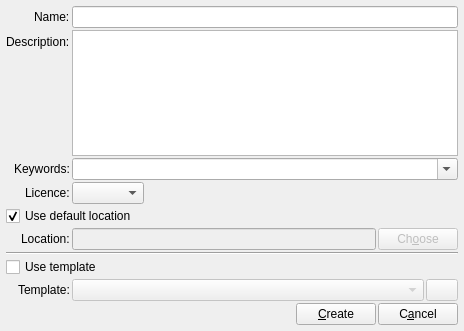
First picture: the form in resources/ui/dialogs/project.ui, repository prymatex/prymatex, before the edit.
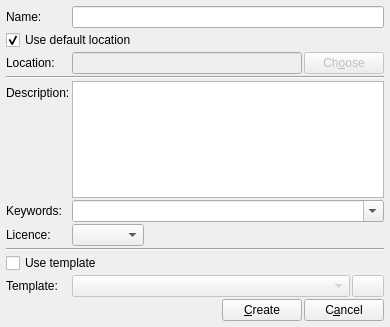
Second picture: the form after the edit. Icons and pictures are not drawn.

The edit to the form file:
```diff
--- a/resources/ui/dialogs/project.ui
+++ b/resources/ui/dialogs/project.ui
@@ -9,8 +9,8 @@
    <rect>
     <x>0</x>
     <y>0</y>
-    <width>464</width>
-    <height>331</height>
+    <width>390</width>
+    <height>327</height>
    </rect>
   </property>
   <property name="windowTitle">
@@ -32,15 +32,6 @@
      <property name="fieldGrowthPolicy">
       <enum>QFormLayout::ExpandingFieldsGrow</enum>
      </property>
-     <property name="labelAlignment">
-      <set>Qt::AlignRight|Qt::AlignTrailing|Qt::AlignVCenter</set>
-     </property>
-     <property name="horizontalSpacing">
-      <number>2</number>
-     </property>
-     <property name="verticalSpacing">
-      <number>2</number>
-     </property>
      <item row="0" column="0">
       <widget class="QLabel" name="label1">
        <property name="text">
@@ -48,27 +39,84 @@
        </property>
       </widget>
      </item>
+     <item row="3" column="0" colspan="2">
+      <widget class="Line" name="line_2">
+       <property name="orientation">
+        <enum>Qt::Horizontal</enum>
+       </property>
+      </widget>
+     </item>
      <item row="0" column="1">
       <widget class="QLineEdit" name="lineProjectName"/>
      </item>
-     <item row="1" column="0">
+     <item row="1" column="0" colspan="2">
+      <widget class="QCheckBox" name="checkBoxUseDefaultLocation">
+       <property name="text">
+        <string>Use default location</string>
+       </property>
+       <property name="checked">
+        <bool>true</bool>
+       </property>
+      </widget>
+     </item>
+     <item row="2" column="0">
+      <widget class="QLabel" name="label2">
+       <property name="text">
+        <string>Location:</string>
+       </property>
+      </widget>
+     </item>
+     <item row="2" column="1">
+      <layout class="QHBoxLayout" name="horizontalLayout_5">
+       <item>
+        <widget class="QLineEdit" name="lineLocation">
+         <property name="enabled">
+          <bool>false</bool>
+         </property>
+        </widget>
+       </item>
+       <item>
+        <widget class="QPushButton" name="buttonChoose">
+         <property name="enabled">
+          <bool>false</bool>
+         </property>
+         <property name="text">
+          <string>Ch&amp;oose</string>
+         </property>
+         <property name="icon">
+          <iconset theme="folder">
+           <normaloff/>
+          </iconset>
+         </property>
+        </widget>
+       </item>
+      </layout>
+     </item>
+     <item row="4" column="0">
       <widget class="QLabel" name="label">
        <property name="text">
         <string>Description:</string>
        </property>
       </widget>
      </item>
-     <item row="1" column="1">
+     <item row="4" column="1">
       <widget class="QTextEdit" name="textDescription"/>
      </item>
-     <item row="2" column="0">
+     <item row="7" column="0" colspan="2">
+      <widget class="Line" name="line">
+       <property name="orientation">
+        <enum>Qt::Horizontal</enum>
+       </property>
+      </widget>
+     </item>
+     <item row="5" column="0">
       <widget class="QLabel" name="label3">
        <property name="text">
         <string>Keywords:</string>
        </property>
       </widget>
      </item>
-     <item row="2" column="1">
+     <item row="5" column="1">
       <widget class="QComboBox" name="comboBoxKeywords">
        <property name="sizePolicy">
         <sizepolicy hsizetype="Expanding" vsizetype="Preferred">
@@ -81,81 +129,31 @@
        </property>
       </widget>
      </item>
-     <item row="3" column="0">
+     <item row="6" column="0">
       <widget class="QLabel" name="label_3">
        <property name="text">
         <string>Licence:</string>
        </property>
       </widget>
      </item>
-     <item row="3" column="1">
+     <item row="6" column="1">
       <widget class="QComboBox" name="comboBoxLicence"/>
      </item>
-     <item row="4" column="0" colspan="2">
-      <widget class="QCheckBox" name="checkBoxUseDefaultLocation">
-       <property name="text">
-        <string>Use default location</string>
-       </property>
-       <property name="checked">
-        <bool>true</bool>
-       </property>
-      </widget>
-     </item>
-     <item row="5" column="0">
-      <widget class="QLabel" name="label2">
-       <property name="text">
-        <string>Location:</string>
-       </property>
-      </widget>
-     </item>
-     <item row="5" column="1">
-      <layout class="QHBoxLayout" name="horizontalLayout_5">
-       <item>
-        <widget class="QLineEdit" name="lineLocation">
-         <property name="enabled">
-          <bool>false</bool>
-         </property>
-        </widget>
-       </item>
-       <item>
-        <widget class="QPushButton" name="buttonChoose">
-         <property name="enabled">
-          <bool>false</bool>
-         </property>
-         <property name="text">
-          <string>Ch&amp;oose</string>
-         </property>
-         <property name="icon">
-          <iconset theme="folder">
-           <normaloff/>
-          </iconset>
-         </property>
-        </widget>
-       </item>
-      </layout>
-     </item>
-     <item row="6" column="0" colspan="2">
-      <widget class="Line" name="line">
-       <property name="orientation">
-        <enum>Qt::Horizontal</enum>
-       </property>
-      </widget>
-     </item>
-     <item row="7" column="0" colspan="2">
+     <item row="8" column="0" colspan="2">
       <widget class="QCheckBox" name="checkBoxUseTemplate">
        <property name="text">
         <string>Use template</string>
        </property>
       </widget>
      </item>
-     <item row="8" column="0">
+     <item row="9" column="0">
       <widget class="QLabel" name="label_2">
        <property name="text">
         <string>Template:</string>
        </property>
       </widget>
      </item>
-     <item row="8" column="1">
+     <item row="9" column="1">
       <layout class="QHBoxLayout" name="horizontalLayout_3">
        <item>
         <widget class="QComboBox" name="comboBoxTemplate">
@@ -197,6 +195,9 @@
    </item>
    <item>
     <layout class="QHBoxLayout" name="horizontalLayout">
+     <property name="spacing">
+      <number>2</number>
+     </property>
      <item>
       <spacer name="horizontalSpacer">
        <property name="orientation">
```
Left out of the diff: 3 changed lines with no effect on the pictures.
